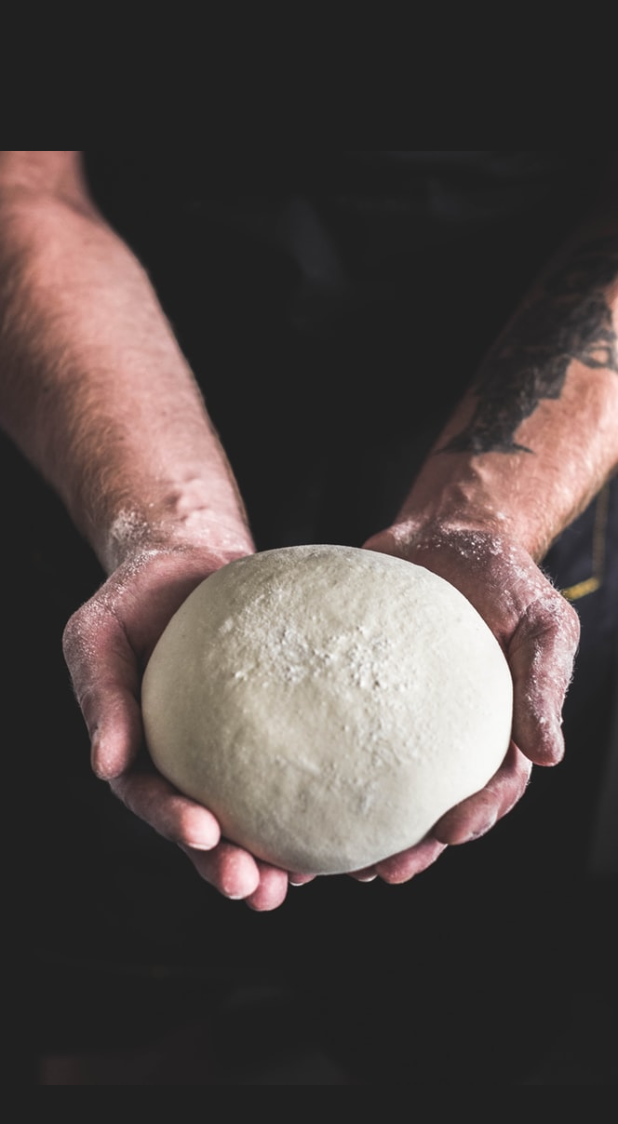
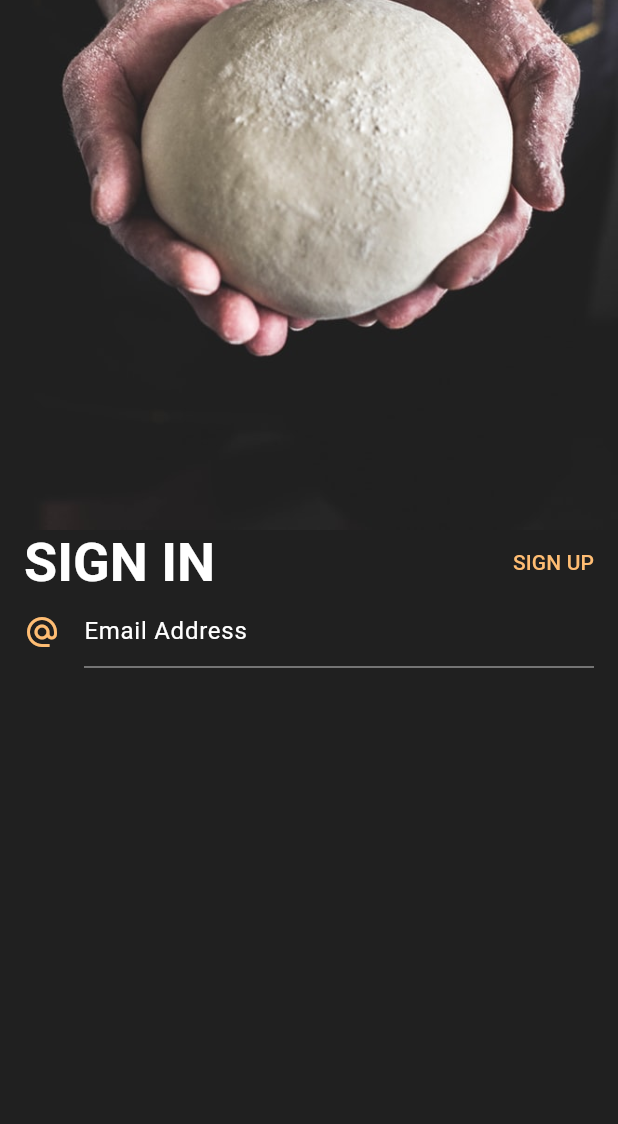
Before and after one commit to ten66/tfw_auth_screen, a Flutter app: the screen it shows after launch, after a tap on "START LEARNING", on a phone screen of 412 x 824 dp. Shown: the top 1124 px of the screen. Run offline on Flutter 3.47's test engine with Material 2 defaults, Android fonts, the phone set to English and light mode, and no system bars.

Commit message:
#1 textfieldの作成とスタイル追加

```diff
--- a/lib/main.dart
+++ b/lib/main.dart
@@ -14,22 +14,20 @@ class MyApp extends StatelessWidget {
     return MaterialApp(
       title: 'Auth Screen 1',
       theme: ThemeData(
-        // brightness: Brightness.dark,
         scaffoldBackgroundColor: kBackgroundColor,
         colorScheme: const ColorScheme.dark(
           primary: kPrimaryColor,
         ),
         textTheme: const TextTheme(
-          displaySmall: TextStyle(
-            color: Colors.white,
-            fontWeight: FontWeight.bold,
-          ),
-          labelLarge: TextStyle(
-            color: kPrimaryColor,
-          ),
-          headlineSmall: TextStyle(
-            color: Colors.white,
-            fontWeight: FontWeight.normal,
+          displaySmall:
+              TextStyle(color: Colors.white, fontWeight: FontWeight.bold),
+          labelLarge: TextStyle(color: kPrimaryColor),
+          headlineSmall:
+              TextStyle(color: Colors.white, fontWeight: FontWeight.normal),
+        ),
+        inputDecorationTheme: InputDecorationTheme(
+          enabledBorder: UnderlineInputBorder(
+            borderSide: BorderSide(color: Colors.white.withOpacity(.5)),
           ),
         ),
         useMaterial3: true,
--- a/lib/signin_screen.dart
+++ b/lib/signin_screen.dart
@@ -1,4 +1,5 @@
 import 'package:flutter/material.dart';
+import 'package:tfw_auth_screen/constants.dart';
 
 class SignInScreen extends StatelessWidget {
   const SignInScreen({super.key});
@@ -9,11 +10,55 @@ class SignInScreen extends StatelessWidget {
       body: Column(
         children: [
           Expanded(
+            flex: 3,
             child: Container(
               decoration: const BoxDecoration(
                 image: DecorationImage(
                   image: AssetImage('assets/perosn.jpeg'),
+                  fit: BoxFit.cover,
+                  alignment: Alignment.bottomCenter,
                 ),
+              ),
+            ),
+          ),
+          Expanded(
+            flex: 4,
+            child: Padding(
+              padding: const EdgeInsets.symmetric(horizontal: 16),
+              child: Column(
+                children: [
+                  Row(
+                    mainAxisAlignment: MainAxisAlignment.spaceBetween,
+                    children: [
+                      Text(
+                        'SIGN IN',
+                        style: Theme.of(context).textTheme.displaySmall,
+                      ),
+                      Text(
+                        'SIGN UP',
+                        style: Theme.of(context).textTheme.labelLarge,
+                      ),
+                    ],
+                  ),
+                  Row(
+                    crossAxisAlignment: CrossAxisAlignment.center,
+                    children: [
+                      Padding(
+                        padding: const EdgeInsets.only(right: 16),
+                        child: Icon(
+                          Icons.alternate_email,
+                          color: kPrimaryColor,
+                        ),
+                      ),
+                      Expanded(
+                        child: TextField(
+                          decoration:
+                              InputDecoration(hintText: 'Email Address'),
+                        ),
+                      ),
+                    ],
+                  ),
+                ],
               ),
             ),
           ),
```
